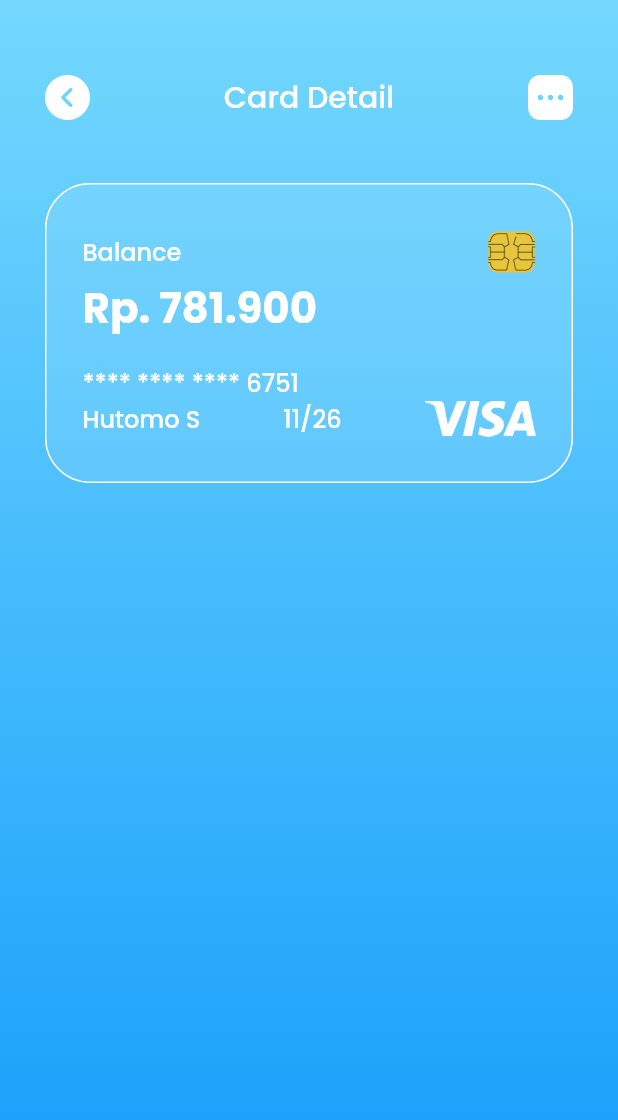
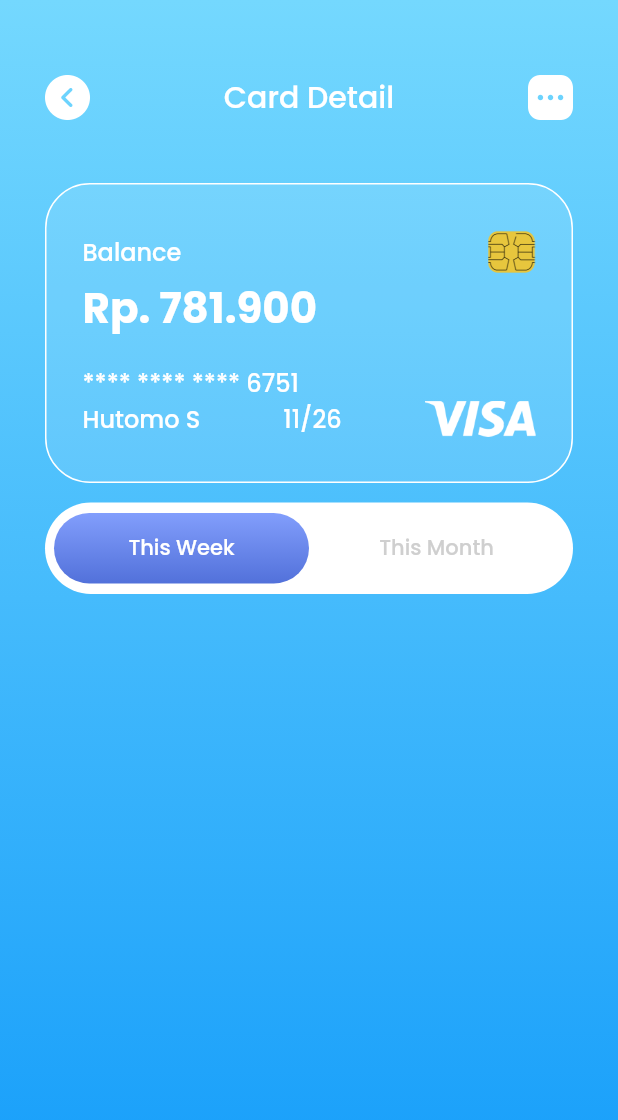
Before and after one commit to hutomosaktikartiko/UI-WalletApp-Flutter, a Flutter app: the screen it shows after launch, after a tap on "Balance", on a phone screen of 412 x 824 dp. Shown: the top 1120 px of the screen. Run offline on Flutter 3.47's test engine with Material 2 defaults, Android fonts, the phone set to English and light mode, and no system bars.

Commit message:
Card Detail Screen - Tab UI

```diff
--- a/lib/presentation/screens/detail_card/detail_card_screen.dart
+++ b/lib/presentation/screens/detail_card/detail_card_screen.dart
@@ -1,10 +1,13 @@
 import 'package:flutter/material.dart';
-import 'package:ui_wallet_app/core/config/size_config.dart';
-import 'package:ui_wallet_app/data/models/mock_card_model.dart';
-import 'package:ui_wallet_app/presentation/widgets/card/bottom_car.dart';
-import 'package:ui_wallet_app/presentation/widgets/card/custom_card.dart';
-import 'package:ui_wallet_app/presentation/widgets/card/header_card.dart';
-import 'package:ui_wallet_app/presentation/widgets/custom_icon_button.dart';
+
+import '../../../core/config/size_config.dart';
+import '../../../data/models/mock_card_model.dart';
+import '../../widgets/card/bottom_car.dart';
+import '../../widgets/card/custom_card.dart';
+import '../../widgets/card/header_card.dart';
+import 'pages/month/month_page.dart';
+import 'pages/week/week_page.dart';
+import 'widgets/custom_tab_item.dart';
 
 class DetailCardScreen extends StatefulWidget {
   const DetailCardScreen({Key? key}) : super(key: key);
@@ -14,6 +17,12 @@ class DetailCardScreen extends StatefulWidget {
 }
 
 class _DetailCardScreenState extends State<DetailCardScreen> {
+  int currentTab = 0;
+  List<Widget> pages = [
+    WeekPage(),
+    MonthPage(),
+  ];
+
   @override
   Widget build(BuildContext context) {
     return Container(
@@ -84,6 +93,39 @@ class _DetailCardScreenState extends State<DetailCardScreen> {
                   ),
                 ),
               ),
+              const SizedBox(
+                height: 13,
+              ),
+              Container(
+                padding: EdgeInsets.symmetric(
+                  horizontal: 6,
+                  vertical: 7,
+                ),
+                decoration: BoxDecoration(
+                  borderRadius: BorderRadius.circular(100),
+                  color: Colors.white,
+                ),
+                child: Row(
+                  children: ["This Week", "This Month"]
+                      .asMap()
+                      .map(
+                        (key, value) => MapEntry(
+                          key,
+                          CustomTabItem(
+                            isSelected: key == currentTab,
+                            label: value,
+                            onTap: () => setState(() => currentTab = key),
+                          ),
+                        ),
+                      )
+                      .values
+                      .toList(),
+                ),
+              ),
+              const SizedBox(
+                height: 12,
+              ),
+              pages[currentTab],
             ],
           ),
         ),
--- a/lib/presentation/screens/detail_card/pages/week/week_page.dart
+++ b/lib/presentation/screens/detail_card/pages/week/week_page.dart
@@ -0,0 +1,12 @@
+import 'package:flutter/material.dart';
+
+class WeekPage extends StatelessWidget {
+  const WeekPage({ Key? key }) : super(key: key);
+
+  @override
+  Widget build(BuildContext context) {
+    return Container(
+
+    );
+  }
+}
--- /dev/null
+++ b/lib/presentation/screens/detail_card/widgets/custom_tab_item.dart
@@ -0,0 +1,52 @@
+import 'package:flutter/material.dart';
+
+class CustomTabItem extends StatelessWidget {
+  const CustomTabItem({
+    Key? key,
+    required this.isSelected,
+    required this.onTap,
+    required this.label,
+  }) : super(key: key);
+
+  final Function() onTap;
+  final bool isSelected;
+  final String label;
+
+  @override
+  Widget build(BuildContext context) {
+    return Flexible(
+      child: GestureDetector(
+        onTap: onTap,
+        child: Container(
+          padding: EdgeInsets.symmetric(vertical: 13),
+          decoration: BoxDecoration(
+            borderRadius: BorderRadius.circular(100),
+            gradient: LinearGradient(
+              colors: (isSelected)
+                  ? [
+                      Color(0xFF829EFC),
+                      Color(0xFF5271DA),
+                    ]
+                  : [
+                    Colors.white,
+                    Colors.white,
+                  ],
+              begin: Alignment.topCenter,
+              end: Alignment.bottomCenter,
+            ),
+          ),
+          child: Center(
+            child: Text(
+              label,
+              style: TextStyle(
+                color: (isSelected) ? Colors.white : Color(0xFFCFCFCF),
+                fontSize: 14,
+                fontWeight: FontWeight.w500,
+              ),
+            ),
+          ),
+        ),
+      ),
+    );
+  }
+}
```
